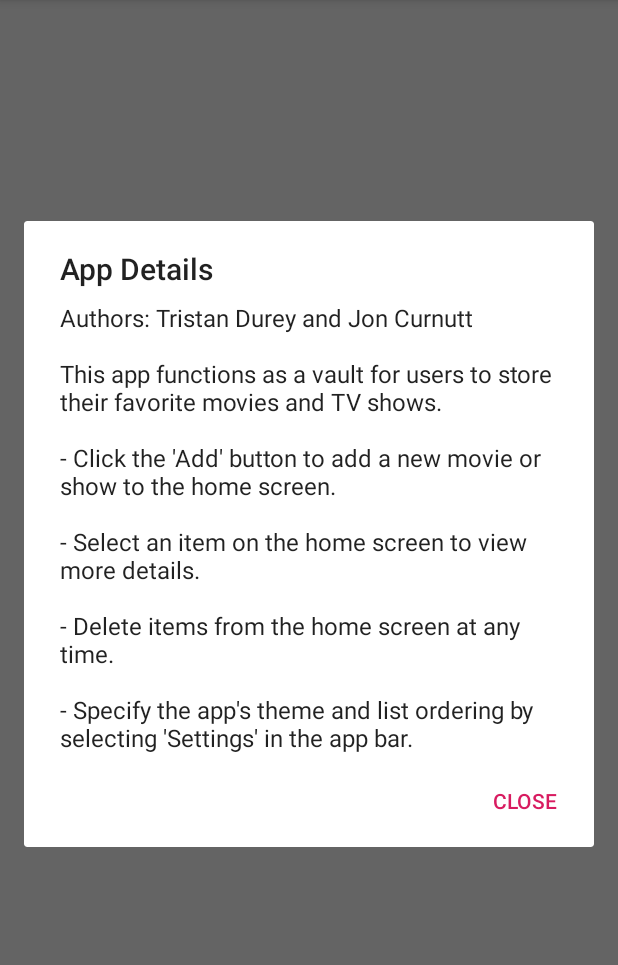
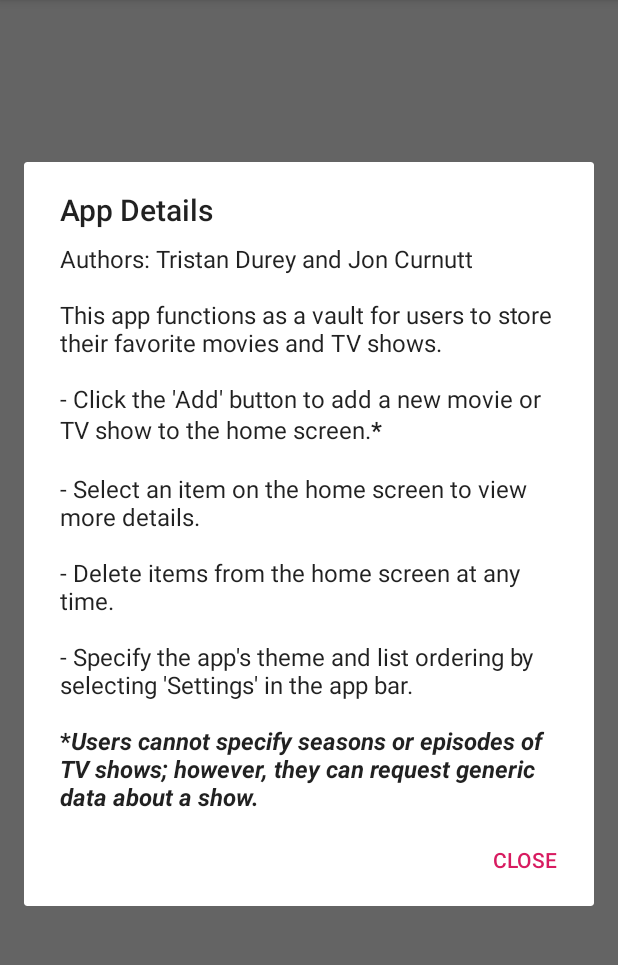
Before and after one commit to jcurnutt14/AndroidProject3, an Android app: the screen it shows after launch (MainActivity), after a tap on "App Details", on a phone screen of 412 x 824 dp, the part 84-1049 px from its top. Run offline under Robolectric (Android 15) with nearby library versions, the phone set to English and light mode, and no system bars; our stand-ins replace Volley.

Commit message:
update app description
Advise users not to specify episodes or seasons

```diff
--- a/Project3/app/src/main/java/jon/curnutt/project3/MainActivity.java
+++ b/Project3/app/src/main/java/jon/curnutt/project3/MainActivity.java
@@ -1,5 +1,9 @@
 package jon.curnutt.project3;
 // api key b5f9b213
+
+//api call for specific episode https://www.omdbapi.com/?apikey=b5f9b213&t=[insert title]&season=[insert season]&episode=[insert episode]
+
+//********PROBABLY SHOULDN'T ALLOW THE USER TO SPECIFY EPISODES BECAUSE IT GETS VERY COMPLICATED********\\
 
 import androidx.appcompat.app.AlertDialog;
 import androidx.appcompat.app.AppCompatActivity;
@@ -64,7 +68,7 @@ public class MainActivity extends AppCompatActivity {
             case R.id.action_about:
                 // App description in alert dialogue
                 AlertDialog.Builder builder = new AlertDialog.Builder(this);
-                builder.setMessage(MainActivity.this.getString(R.string.app_description))
+                builder.setMessage(MainActivity.this.getText(R.string.app_description))
                         .setCancelable(false)
                         .setTitle(R.string.app_description_title)
                         .setPositiveButton(R.string.close_appdesc_dialog, new DialogInterface.OnClickListener() {
@@ -111,6 +115,7 @@ public class MainActivity extends AppCompatActivity {
         // Create a new RequestQueue
         RequestQueue queue = Volley.newRequestQueue(getApplicationContext());
 
+        //this api call only works for movies and generic TV shows (not specific episodes yet)
         String url = "https://www.omdbapi.com/?apikey=" + KEY + "&t=" + input;
 
         // Create a new JsonObjectRequest that requests available subjects
--- a/Project3/app/src/main/res/values/strings.xml
+++ b/Project3/app/src/main/res/values/strings.xml
@@ -11,9 +11,10 @@
     <string name="close_appdesc_dialog">Close</string>
     <string name="app_description">Authors: Tristan Durey and Jon Curnutt\n\nThis app functions
         as a vault for users to store their favorite movies and TV shows.\n\n- Click the \'Add\'
-        button to add a new movie or show to the home screen.\n\n- Select an item on the home screen
+        button to add a new movie or TV show to the home screen.<b>*</b>\n\n- Select an item on the home screen
         to view more details.\n\n- Delete items from the home screen at any time.\n\n- Specify the app\'s
-        theme and list ordering by selecting \'Settings\' in the app bar.
+        theme and list ordering by selecting \'Settings\' in the app bar.\n\n<b>*<i>Users cannot specify seasons
+            or episodes of TV shows; however, they can request generic data about a show.</i></b>
     </string>
     <string name="add_message">Input a movie or TV show</string>
     <string name="add_title">Add Item</string>
```
Also changed, not shown: Project3/app/src/main/res/layout/activity_main.xml (line endings or trailing spaces).
